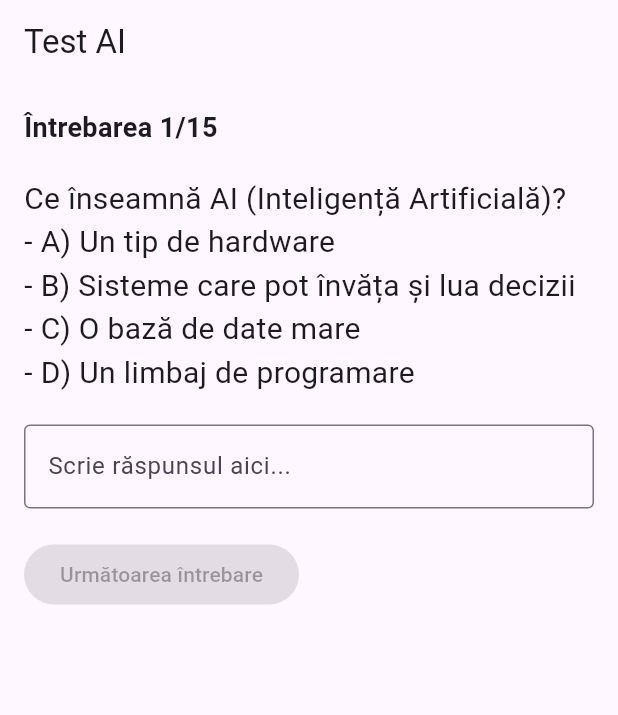
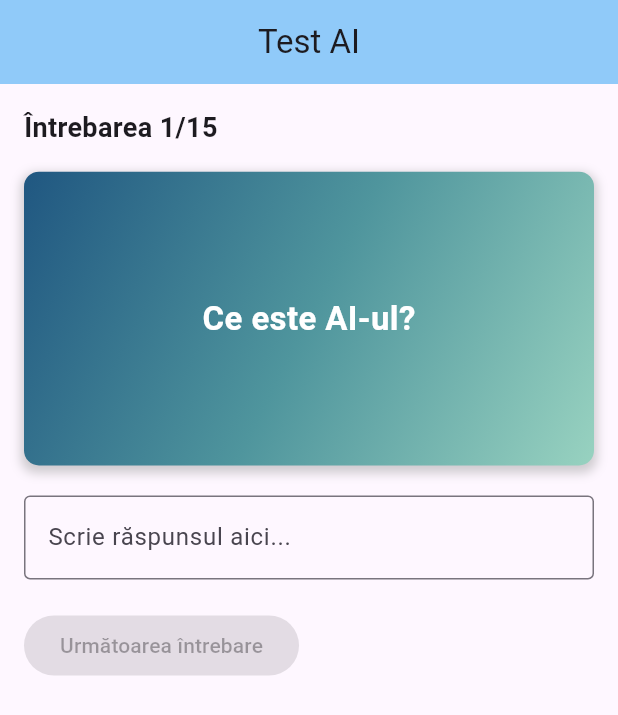
Before and after one commit to srares/persasist_ai_2025, a Flutter app: the screen it shows after launch, on a phone screen of 412 x 824 dp. Shown: the top 715 px of the screen. Run offline on Flutter 3.47's test engine with Material 3 defaults, Android fonts, the phone set to English and light mode, and no system bars; our stand-ins replace hive, hive_flutter; accounts and stored records are empty.

Commit message:
create structure of quiz

```diff
--- a/lib/main.dart
+++ b/lib/main.dart
@@ -11,57 +11,38 @@ void main() async {
 
   // Example of adding questions to the box
   var box = Hive.box<Question>('questions');
+  // box.clear();
   if (box.isEmpty) {
     // Nivel Începător
+    box.add(Question(question: "Ce este AI-ul?"));
+    box.add(Question(question: "Dă un exemplu de utilizare a AI."));
+    box.add(Question(question: "Ce este Machine Learning?"));
+    box.add(Question(
+        question: "Numește un limbaj de programare popular pentru AI."));
+    box.add(Question(question: "Ce este un dataset în contextul AI?"));
+
+    // Nivel Intermediar
+    box.add(Question(question: "Ce este un model de regresie liniară?"));
+    box.add(Question(question: "Ce înseamnă „overfitting” într-un model AI?"));
     box.add(Question(
         question:
-            "Ce înseamnă AI (Inteligență Artificială)?\n- A) Un tip de hardware\n- B) Sisteme care pot învăța și lua decizii\n- C) O bază de date mare\n- D) Un limbaj de programare"));
+            "Numește un tip de învățare care NU este considerat învățare AI."));
+    box.add(Question(question: "Ce este o rețea neuronală artificială?"));
+    box.add(Question(
+        question: "Care este diferența dintre AI și Machine Learning?"));
+
+    // Nivel Avansat
+    box.add(
+        Question(question: "Ce este un transformator (Transformer) în NLP?"));
+    box.add(
+        Question(question: "Cum funcționează algoritmul Gradient Descent?"));
     box.add(Question(
         question:
-            "Care dintre următoarele este un exemplu de AI?\n- A) Un motor de căutare precum Google\n- B) O foaie de calcul Excel\n- C) Un program care adună două numere"));
+            "Care este scopul unei funcții de activare într-o rețea neuronală?"));
+    box.add(
+        Question(question: "Ce este un GAN (Generative Adversarial Network)?"));
     box.add(Question(
-        question:
-            "Ce este Machine Learning?\n- A) Un sistem care învață din date pentru a face predicții\n- B) O metodă de stocare a datelor\n- C) Un limbaj de programare pentru AI"));
-    box.add(Question(
-        question:
-            "Care dintre următoarele este un limbaj popular pentru AI?\n- A) Python\n- B) JavaScript\n- C) HTML"));
-    box.add(Question(
-        question:
-            "Ce este un dataset în AI?\n- A) O colecție de date folosite pentru antrenarea unui model\n- B) Un fișier text\n- C) Un software AI"));
-
-    // Nivel Intermediar
-    box.add(Question(
-        question:
-            "Ce este un model de regresie liniară?\n- A) Un model care face predicții folosind o linie dreaptă\n- B) Un algoritm de clasificare\n- C) Un model non-liniar"));
-    box.add(Question(
-        question:
-            "Ce este „overfitting” într-un model AI?\n- A) Modelul învață prea bine datele de antrenament și nu generalizează corect\n- B) Modelul nu învață bine și are performanțe slabe\n- C) Modelul învață doar o parte din date"));
-    box.add(Question(
-        question:
-            "Care dintre următoarele NU este un tip de învățare AI?\n- A) Învățare supervizată\n- B) Învățare nesupervizată\n- C) Învățare biologică"));
-    box.add(Question(
-        question:
-            "Ce este o rețea neuronală artificială?\n- A) O simulare a neuronilor biologici folosită în AI\n- B) O bază de date pentru AI\n- C) Un algoritm de sortare"));
-    box.add(Question(
-        question:
-            "Care este diferența dintre AI și Machine Learning?\n- A) AI este un concept mai larg, iar Machine Learning este o subcategorie\n- B) Machine Learning este mai avansat decât AI\n- C) Machine Learning se bazează doar pe programare manuală"));
-
-    // Nivel Avansat
-    box.add(Question(
-        question:
-            "Ce este un transformator (Transformer) în NLP?\n- A) Un model de rețea neuronală folosit în procesarea limbajului natural\n- B) Un algoritm de clasificare\n- C) Un model de învățare nesupervizată"));
-    box.add(Question(
-        question:
-            "Cum funcționează algoritmul Gradient Descent?\n- A) Minimizează eroarea ajustând treptat coeficienții modelului\n- B) Crește performanța modelului prin adăugarea de date\n- C) Găsește caracteristici importante în imagini"));
-    box.add(Question(
-        question:
-            "Care este scopul unei funcții de activare într-o rețea neuronală?\n- A) Introduce non-liniaritate în model\n- B) Normalizează datele de intrare\n- C) Reduce dimensiunea datelor"));
-    box.add(Question(
-        question:
-            "Ce este un GAN (Generative Adversarial Network)?\n- A) O tehnică folosită pentru a genera date noi similare cu datele de antrenament\n- B) Un algoritm de sortare rapidă\n- C) Un model de învățare nesupervizată"));
-    box.add(Question(
-        question:
-            "Cum funcționează Attention Mechanism în modelele de NLP?\n- A) Permite modelului să se concentreze pe părți relevante ale intrării\n- B) Crește viteza de antrenare a modelului\n- C) Elimină datele irelevante automat"));
+        question: "Cum funcționează Attention Mechanism în modelele de NLP?"));
   }
 
   runApp(MyApp());
--- a/lib/quiz_page.dart
+++ b/lib/quiz_page.dart
@@ -1,4 +1,5 @@
 import 'package:flutter/material.dart';
+import 'package:flutter/services.dart';
 import 'package:hive/hive.dart';
 import 'package:personal_ai_assistant/hive_adapters/question.dart';
 
@@ -12,6 +13,8 @@ class _QuizPageState extends State<QuizPage> {
   int currentQuestionIndex = 0;
   int score = 0;
   List<String?> givenAnswers = []; // Store user's answers as strings
+
+  final TextEditingController answerController = TextEditingController();
 
   @override
   void initState() {
@@ -30,6 +33,7 @@ class _QuizPageState extends State<QuizPage> {
 
   void nextQuestion() {
     if (currentQuestionIndex < questions.length - 1) {
+      answerController.clear();
       setState(() {
         currentQuestionIndex++;
       });
@@ -92,26 +96,64 @@ class _QuizPageState extends State<QuizPage> {
     }
 
     Question currentQuestion = questions[currentQuestionIndex];
-
+    dynamic width = MediaQuery.of(context).size.width;
+    dynamic height = MediaQuery.of(context).size.height;
     return Scaffold(
-      appBar: AppBar(title: const Text("Test AI")),
-      body: Padding(
+      appBar: AppBar(
+        centerTitle: true,
+        title: const Text("Test AI"),
+        backgroundColor: Colors.blue[200],
+      ),
+      body: SingleChildScrollView(
+        child: Padding(
           padding: const EdgeInsets.all(16.0),
           child: Column(
             crossAxisAlignment: CrossAxisAlignment.start,
             children: [
               Text(
                 "Întrebarea ${currentQuestionIndex + 1}/${questions.length}",
-              style: const TextStyle(fontSize: 18, fontWeight: FontWeight.bold),
+                style:
+                    const TextStyle(fontSize: 18, fontWeight: FontWeight.bold),
               ),
-            const SizedBox(height: 20),
-            Text(
+              SizedBox(height: height * 0.02),
+              Container(
+                padding: EdgeInsets.symmetric(
+                    vertical: height * 0.1, horizontal: 10),
+                decoration: BoxDecoration(
+                  boxShadow: [
+                    BoxShadow(
+                      color: Colors.grey.withOpacity(0.5),
+                      spreadRadius: 2,
+                      blurRadius: 5,
+                      offset: const Offset(0, 3),
+                    ),
+                  ],
+                  gradient: const LinearGradient(
+                    colors: [
+                      Color(0xff205781),
+                      Color(0xff4F959D),
+                      Color(0xff98D2C0),
+                    ],
+                    begin: Alignment.topLeft,
+                    end: Alignment.bottomRight,
+                  ),
+                  // border: Border.all(color: Colors.blue),
+                  borderRadius: BorderRadius.circular(10),
+                ),
+                child: Center(
+                  child: Text(
                     currentQuestion.question,
-              style: const TextStyle(fontSize: 20),
+                    style: const TextStyle(
+                        color: Colors.white,
+                        fontSize: 22,
+                        fontWeight: FontWeight.bold),
+                  ),
+                ),
               ),
               const SizedBox(height: 20),
               // Text input for the answer
               TextField(
+                controller: answerController,
                 onChanged: (value) {
                   setState(() {
                     givenAnswers[currentQuestionIndex] = value;
@@ -137,6 +179,7 @@ class _QuizPageState extends State<QuizPage> {
             ],
           ),
         ),
+      ),
     );
   }
 }
```
Lines whose indentation alone changed are shown as unchanged.
